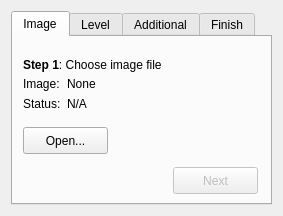
antuan1996/univer-2year-, file 2(4)term/qt/puzzle/control.ui: the form before one commit.
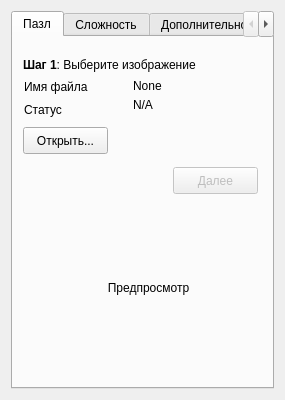
The form after the commit. The open tabs and pages were chosen to show the change.

```diff
--- a/2(4)term/qt/puzzle/control.ui
+++ b/2(4)term/qt/puzzle/control.ui
@@ -6,8 +6,8 @@
    <rect>
     <x>0</x>
     <y>0</y>
-    <width>283</width>
-    <height>216</height>
+    <width>285</width>
+    <height>400</height>
    </rect>
   </property>
   <property name="windowTitle">
@@ -30,19 +30,19 @@
        <bool>true</bool>
       </property>
       <attribute name="title">
-       <string>Image</string>
+       <string>Пазл</string>
       </attribute>
       <widget class="QLabel" name="label_3">
        <property name="geometry">
         <rect>
          <x>10</x>
          <y>20</y>
-         <width>181</width>
+         <width>231</width>
          <height>17</height>
         </rect>
        </property>
        <property name="text">
-        <string>&lt;html&gt;&lt;head/&gt;&lt;body&gt;&lt;p&gt;&lt;span style=&quot; font-weight:600;&quot;&gt;Step 1&lt;/span&gt;: Choose image file&lt;/p&gt;&lt;/body&gt;&lt;/html&gt;</string>
+        <string>&lt;html&gt;&lt;head/&gt;&lt;body&gt;&lt;p&gt;&lt;span style=&quot; font-weight:600;&quot;&gt;Шаг 1&lt;/span&gt;: Выберите изображение&lt;/p&gt;&lt;/body&gt;&lt;/html&gt;</string>
        </property>
       </widget>
       <widget class="QPushButton" name="pushButton_2">
@@ -55,7 +55,7 @@
         </rect>
        </property>
        <property name="text">
-        <string>Open...</string>
+        <string>Открыть...</string>
        </property>
       </widget>
       <widget class="QPushButton" name="load_buttn">
@@ -71,48 +71,76 @@
         </rect>
        </property>
        <property name="text">
-        <string>Next</string>
+        <string>Далее</string>
        </property>
       </widget>
-      <widget class="QWidget" name="layoutWidget">
+      <widget class="QLabel" name="preview_pict">
        <property name="geometry">
         <rect>
-         <x>10</x>
-         <y>40</y>
+         <x>30</x>
+         <y>170</y>
          <width>211</width>
-         <height>42</height>
+         <height>161</height>
         </rect>
        </property>
-       <layout class="QFormLayout" name="formLayout">
-        <item row="0" column="0">
-         <widget class="QLabel" name="label_5">
-          <property name="text">
-           <string>Image:</string>
-          </property>
-         </widget>
-        </item>
-        <item row="0" column="1">
-         <widget class="QLabel" name="image_name">
-          <property name="text">
-           <string>None</string>
-          </property>
-         </widget>
-        </item>
-        <item row="1" column="0">
-         <widget class="QLabel" name="label_6">
-          <property name="text">
-           <string>Status:</string>
-          </property>
-         </widget>
-        </item>
-        <item row="1" column="1">
-         <widget class="QLabel" name="imagests_lbl">
-          <property name="text">
-           <string>N/A</string>
-          </property>
-         </widget>
-        </item>
-       </layout>
+       <property name="text">
+        <string>Предпросмотр</string>
+       </property>
+       <property name="alignment">
+        <set>Qt::AlignCenter</set>
+       </property>
+      </widget>
+      <widget class="QLabel" name="imagests_lbl">
+       <property name="geometry">
+        <rect>
+         <x>120</x>
+         <y>60</y>
+         <width>26</width>
+         <height>16</height>
+        </rect>
+       </property>
+       <property name="text">
+        <string>N/A</string>
+       </property>
+      </widget>
+      <widget class="QLabel" name="label_5">
+       <property name="geometry">
+        <rect>
+         <x>11</x>
+         <y>41</y>
+         <width>79</width>
+         <height>17</height>
+        </rect>
+       </property>
+       <property name="text">
+        <string>Имя файла</string>
+       </property>
+      </widget>
+      <widget class="QLabel" name="image_name">
+       <property name="geometry">
+        <rect>
+         <x>120</x>
+         <y>40</y>
+         <width>37</width>
+         <height>17</height>
+        </rect>
+       </property>
+       <property name="text">
+        <string>None</string>
+       </property>
+      </widget>
+      <widget class="QLabel" name="label_6">
+       <property name="geometry">
+        <rect>
+         <x>11</x>
+         <y>64</y>
+         <width>46</width>
+         <height>17</height>
+        </rect>
+       </property>
+       <property name="text">
+        <string>Статус</string>
+       </property>
       </widget>
      </widget>
      <widget class="QWidget" name="tab_2">
@@ -120,7 +148,7 @@
        <bool>false</bool>
       </property>
       <attribute name="title">
-       <string>Level</string>
+       <string>Сложность</string>
       </attribute>
       <widget class="QSlider" name="lvl_slider">
        <property name="geometry">
@@ -179,7 +207,7 @@
        <bool>false</bool>
       </property>
       <attribute name="title">
-       <string>Additional</string>
+       <string>Дополнительное</string>
       </attribute>
       <widget class="QPushButton" name="add_buttn">
        <property name="geometry">
@@ -302,7 +330,7 @@
        <bool>false</bool>
       </property>
       <attribute name="title">
-       <string>Finish</string>
+       <string>Финиш</string>
       </attribute>
       <widget class="QPushButton" name="pushButton">
        <property name="geometry">
```
Left out of the diff: 52 changed lines with no effect on the pictures.
